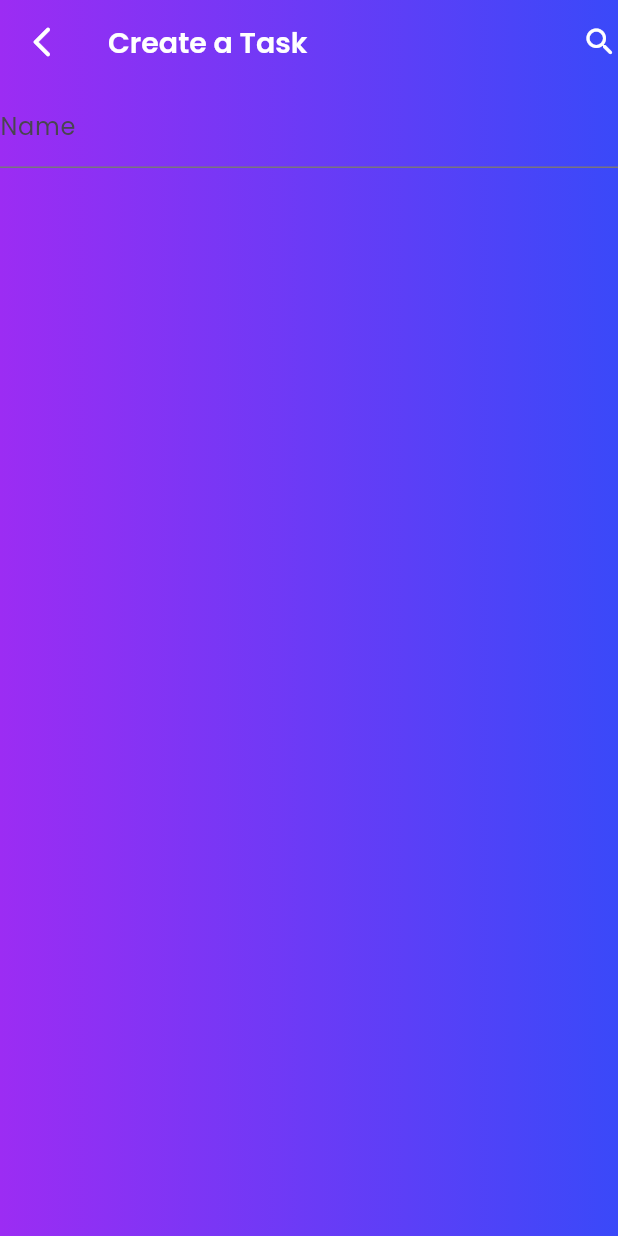
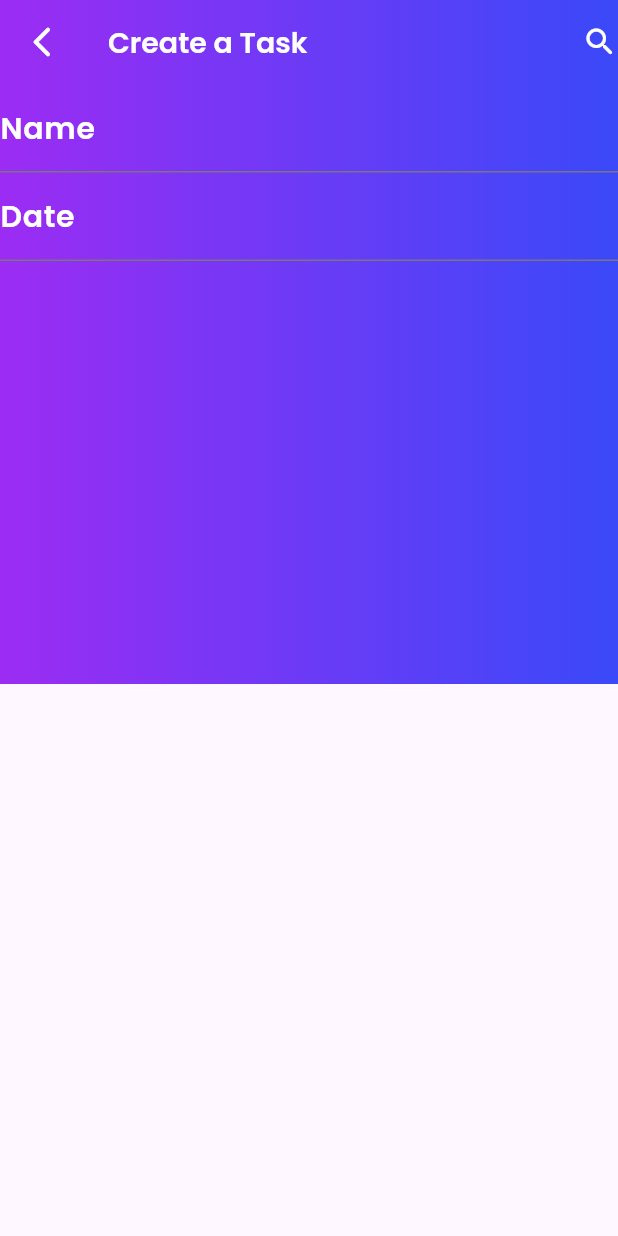
Before and after one commit to emekss/Task_Management_App, a Flutter app: the screen it shows after launch, on a phone screen of 412 x 824 dp. Run offline on Flutter 3.47's test engine with Material 3 defaults, Android fonts, the phone set to English and light mode, and no system bars; our stand-ins replace google_fonts.

Commit message:
create task screen updated

```diff
--- a/lib/screens/Create_Task_Screen/create_screen_task.dart
+++ b/lib/screens/Create_Task_Screen/create_screen_task.dart
@@ -39,7 +39,7 @@ class CreateTaskScreen extends StatelessWidget {
       body: Column(
         children: [
           Container(
-            height: MediaQuery.of(context).size.height,
+            height: 400,
             decoration: const BoxDecoration(
               gradient: LinearGradient(
                 colors: [
@@ -48,16 +48,29 @@ class CreateTaskScreen extends StatelessWidget {
                 ],
               ),
             ),
-            child: Column(
+            child: const Column(
               children: [
-                TextFormField(
-                  decoration: const InputDecoration(
+                TextField(
+                  decoration: InputDecoration(
                     labelText: 'Name',
+                    labelStyle: TextStyle(
+                        color: Colors.white,
+                        fontSize: 20,
+                        fontWeight: FontWeight.w600),
+                  ),
+                ),
+                TextField(
+                  decoration: InputDecoration(
+                    labelText: 'Date',
+                    labelStyle: TextStyle(
+                        color: Colors.white,
+                        fontSize: 20,
+                        fontWeight: FontWeight.w600),
                   ),
                 )
               ],
             ),
-          )
+          ),
         ],
       ),
     );
```
